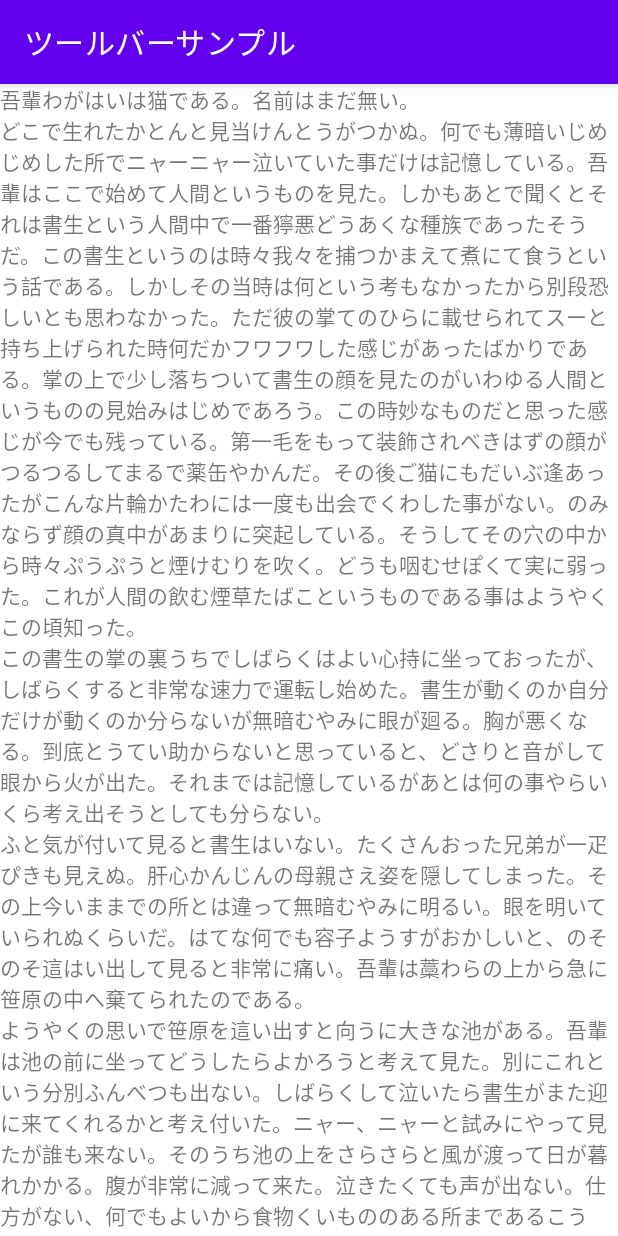
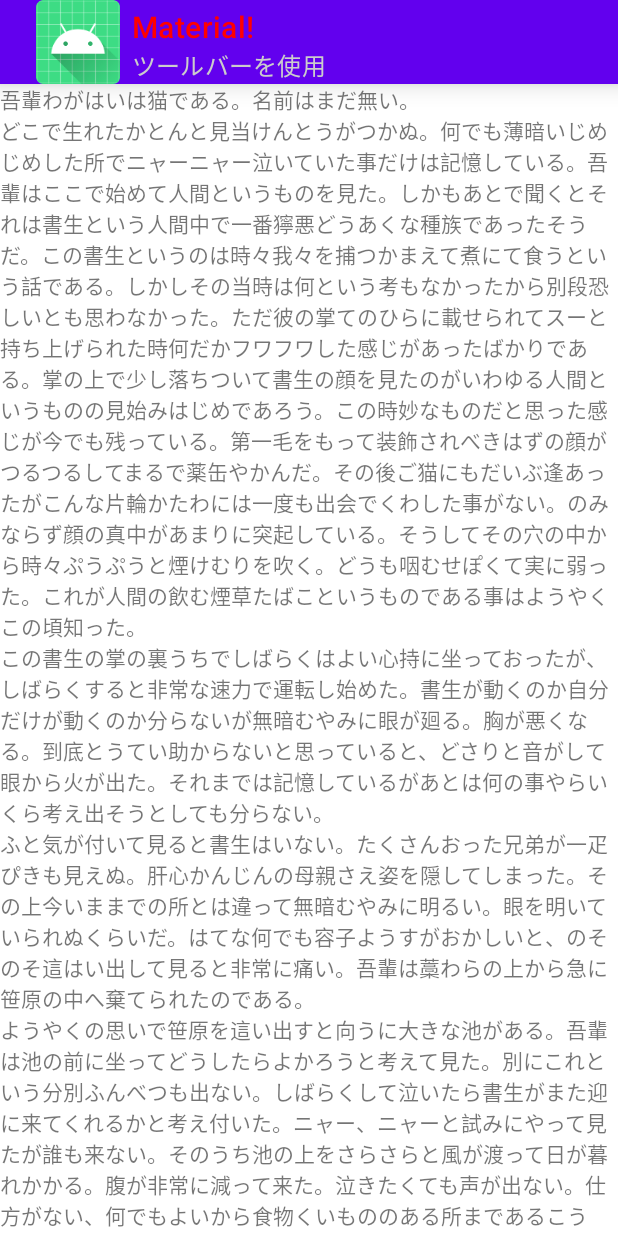
Before and after one commit to Aiida7923/android-lesson, an Android app: the screen it shows after launch (MainActivity), on a phone screen of 412 x 824 dp. Run offline under Robolectric (Android 15) with nearby library versions, the phone set to English and light mode, and no system bars.

Commit message:
ツールバーの実装

```diff
--- a/ToolbarSample/app/src/main/java/com/websarva/wings/android/toolbarsample/MainActivity.kt
+++ b/ToolbarSample/app/src/main/java/com/websarva/wings/android/toolbarsample/MainActivity.kt
@@ -1,11 +1,29 @@
 package com.websarva.wings.android.toolbarsample
 
+import android.graphics.Color
 import androidx.appcompat.app.AppCompatActivity
 import android.os.Bundle
+import androidx.appcompat.widget.Toolbar
 
 class MainActivity : AppCompatActivity() {
     override fun onCreate(savedInstanceState: Bundle?) {
         super.onCreate(savedInstanceState)
         setContentView(R.layout.activity_main)
+
+        //Toolbarを取得。
+        val toolbar = findViewById<Toolbar>(R.id.toolbar)
+        //ツールバーにロゴを設定。
+        toolbar.setLogo(R.mipmap.ic_launcher)
+        //ツールバーにタイトル文字列を生成。
+        toolbar.setTitle(R.string.toolbar_title)
+        //ツールバーのタイトル文字色を設定。
+        toolbar.setTitleTextColor(Color.RED)
+        //ツールバーのサブタイトル文字列を設定。
+        toolbar.setSubtitle(R.string.toolbar_subtitle)
+        //ツールバーのサブタイトル文字色を設定。
+        toolbar.setSubtitleTextColor(Color.LTGRAY)
+        //アクションバーにツールバーを設定。
+        setSupportActionBar(toolbar)
     }
+
 }
--- a/ToolbarSample/app/src/main/res/layout/activity_main.xml
+++ b/ToolbarSample/app/src/main/res/layout/activity_main.xml
@@ -4,6 +4,13 @@
     android:layout_width="match_parent"
     android:layout_height="match_parent"
     android:orientation="vertical">
+
+    <androidx.appcompat.widget.Toolbar
+        android:id="@+id/toolbar"
+        android:layout_width="match_parent"
+        android:layout_height="?attr/actionBarSize"
+        android:background="@color/design_default_color_primary"
+        android:elevation="10dp"/>
 
     <ScrollView
         android:layout_width="match_parent"
--- a/ToolbarSample/app/src/main/res/values-night/themes.xml
+++ b/ToolbarSample/app/src/main/res/values-night/themes.xml
@@ -1,6 +1,6 @@
 <resources xmlns:tools="http://schemas.android.com/tools">
     <!-- Base application theme. -->
-    <style name="Theme.ToolbarSample" parent="Theme.MaterialComponents.DayNight.DarkActionBar">
+    <style name="Theme.ToolbarSample" parent="Theme.MaterialComponents.DayNight.NoActionBar">
         <!-- Primary brand color. -->
         <item name="colorPrimary">@color/purple_200</item>
         <item name="colorPrimaryVariant">@color/purple_700</item>
--- a/ToolbarSample/app/src/main/res/values/themes.xml
+++ b/ToolbarSample/app/src/main/res/values/themes.xml
@@ -1,6 +1,6 @@
 <resources xmlns:tools="http://schemas.android.com/tools">
     <!-- Base application theme. -->
-    <style name="Theme.ToolbarSample" parent="Theme.MaterialComponents.DayNight.DarkActionBar">
+    <style name="Theme.ToolbarSample" parent="Theme.MaterialComponents.DayNight.NoActionBar">
         <!-- Primary brand color. -->
         <item name="colorPrimary">@color/purple_500</item>
         <item name="colorPrimaryVariant">@color/purple_700</item>
```
